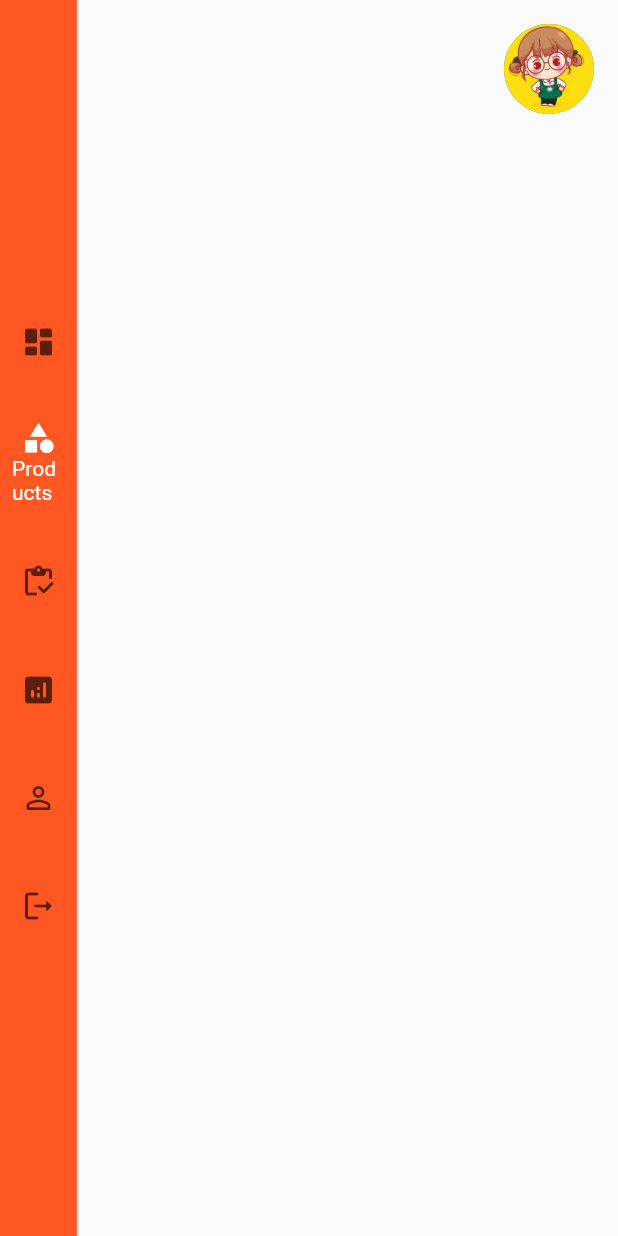
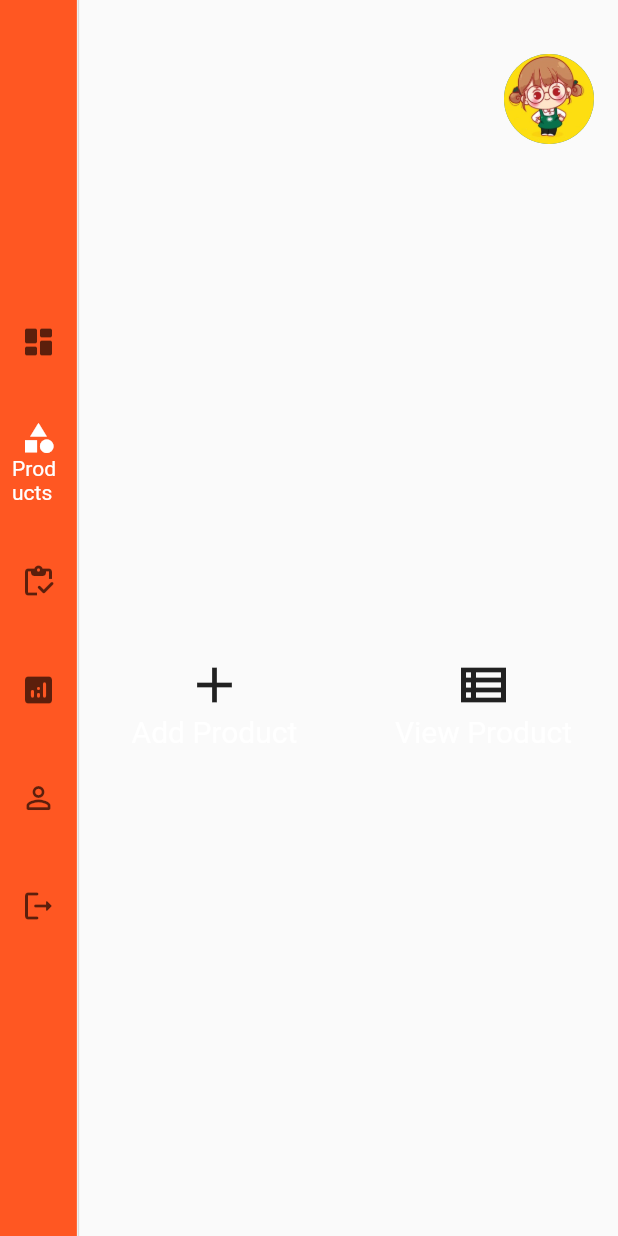
Before and after one commit to qianyiii/smart_checkout_system, a Flutter app: the AdminHome screen opened directly, after a tap on "Products", on a phone screen of 412 x 824 dp. Run offline on Flutter 3.47's test engine with Material 2 defaults, Android fonts, the phone set to English and light mode, and no system bars; our stand-ins replace cloud_firestore, firebase_auth, firebase_core; accounts and stored records are empty.

Commit message:
Initial commit

```diff
--- a/lib/adminHome.dart
+++ b/lib/adminHome.dart
@@ -1,5 +1,7 @@
 import 'package:flutter/material.dart';
 import 'package:smart_checkout_system/welcome.dart';
+import 'package:smart_checkout_system/addProduct.dart';
+
 
 class AdminHomePage extends StatelessWidget {
   @override
@@ -38,6 +40,17 @@ class AdminHome extends StatefulWidget {
 
 class _AdminHomeState extends State<AdminHome> {
   int _selectedIndex = 0;
+
+  void _openAddProductForm() {
+    Navigator.push(
+      context,
+      MaterialPageRoute(
+        builder: (context) => AddProduct(
+        ),
+      ),
+    );
+  }
+
 
   Future<void> _showLogoutConfimation(BuildContext context) async {
     return showDialog<void>(
@@ -137,22 +150,89 @@ class _AdminHomeState extends State<AdminHome> {
                   crossAxisAlignment: CrossAxisAlignment.end,
                   children: [
                     SizedBox(height: 20),
+                    Align(
+                      alignment: Alignment.topRight,
+                      child: Padding(
+                        padding: const EdgeInsets.all(16.0),
+                        child: CircleAvatar(
+                          backgroundImage: AssetImage('images/person.jpg'),
+                          radius: 30,
+                        ),
+                      ),
+                    ),
+                    if (_selectedIndex == 1)
+                      Expanded(
+                        child: Row(
+                          children: [
+                            Expanded(
+                              child: GestureDetector(
+                                child: Container(
+                                  margin: EdgeInsets.all(10.0),
+                                  decoration: BoxDecoration(
+                                    borderRadius: BorderRadius.circular(10.0),
+                                  ),
+                                  child: Column(
+                                    mainAxisAlignment: MainAxisAlignment.center,
+                                    children: [
+                                      Icon(
+                                        Icons.add,
+                                        size: 40.0,
+                                      ),
+                                      Text(
+                                        'Add Product',
+                                        style: TextStyle(
+                                          fontSize: 20,
+                                        ),
+                                      ),
+                                    ],
+                                  ),
+                                ),
+                                onTap: (){
+                                  setState(() {
+                                    _openAddProductForm();
+                                  });
+                                },
+                              ),
+                            ),
+                            Expanded(
+                              child: GestureDetector(
+                                child: Container(
+                                  margin: EdgeInsets.all(10.0),
+                                  decoration: BoxDecoration(
+                                    borderRadius: BorderRadius.circular(10.0),
+                                  ),
+                                  child: Column(
+                                    mainAxisAlignment: MainAxisAlignment.center,
+                                    children: [
+                                      Icon(
+                                        Icons.view_list_outlined,
+                                        size: 40.0,
+                                      ),
+                                      Text(
+                                        'View Product',
+                                        style: TextStyle(
+                                          fontSize: 20,
+                                        ),
+                                      ),
+                                    ],
+                                  ),
+                                ),
+                                onTap: (){
+                                  setState(() {
 
+                                  });
+                                },
+                              ),),
+                          ],
+
+                        ),
+                      ),
                   ],
                 ),
               ),
             ],
           ),
-          Align(
-            alignment: Alignment.topRight,
-            child: Padding(
-              padding: const EdgeInsets.all(16.0),
-              child: CircleAvatar(
-                backgroundImage: AssetImage('images/person.jpg'),
-                radius: 30,
-              ),
-            ),
-          ),
+
         ],
       ),
     );
--- a/pubspec.yaml
+++ b/pubspec.yaml
@@ -41,6 +41,8 @@ dependencies:
   firebase_core: ^2.19.0
   firebase_auth: ^4.11.1
   cloud_firestore: ^4.11.0
+  firebase_storage: ^11.3.1
+  image_picker: ^1.0.4
 
 dev_dependencies:
   flutter_test:
```
Also changed, not shown: lib/addProduct.dart (added, +122 -0 lines), pubspec.lock, 7 other files.
